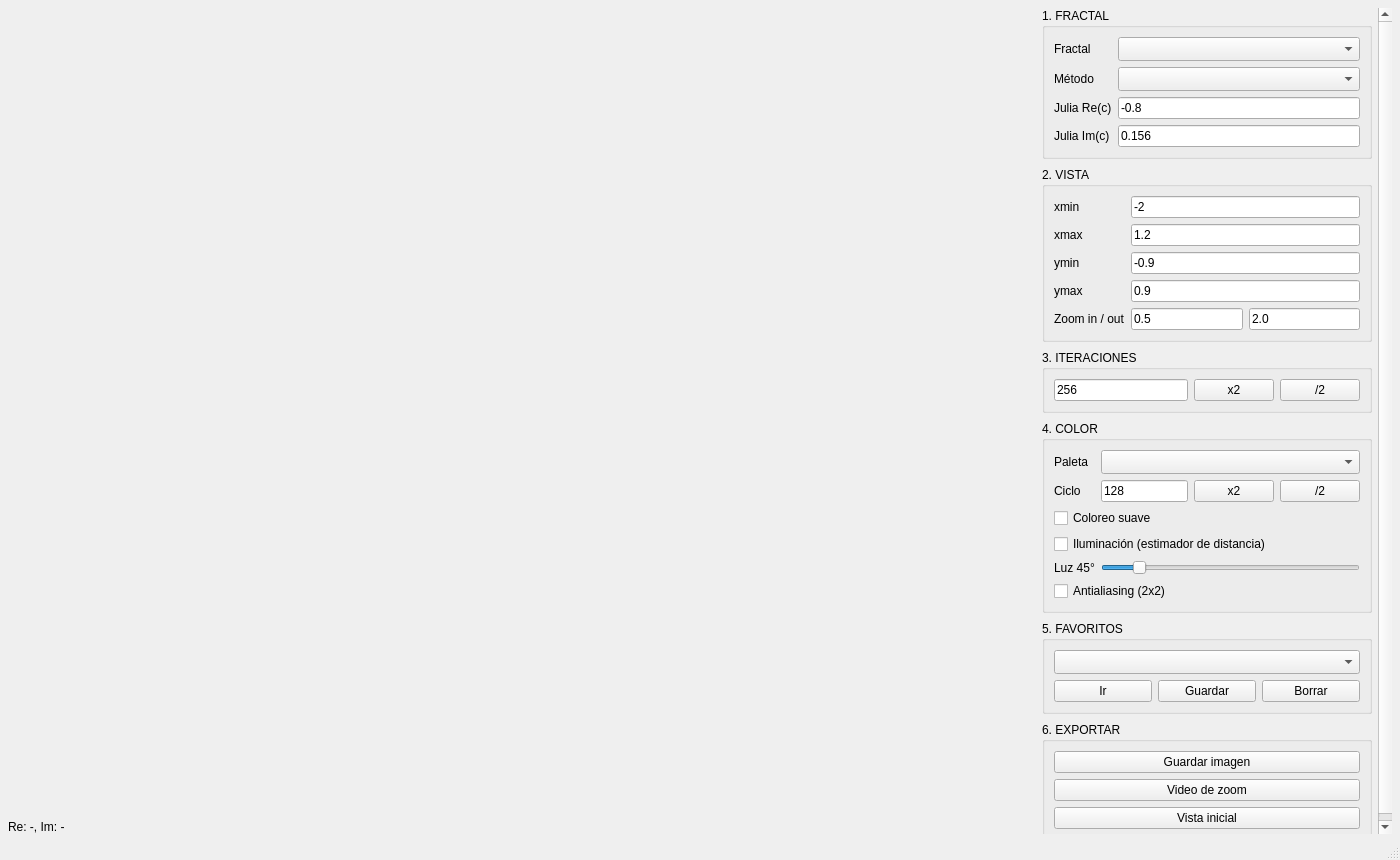
The window that gui/MandelbrotGUI.ui (Gonzml1/Boundary2.0) describes before a commit, drawn with Qt 5.
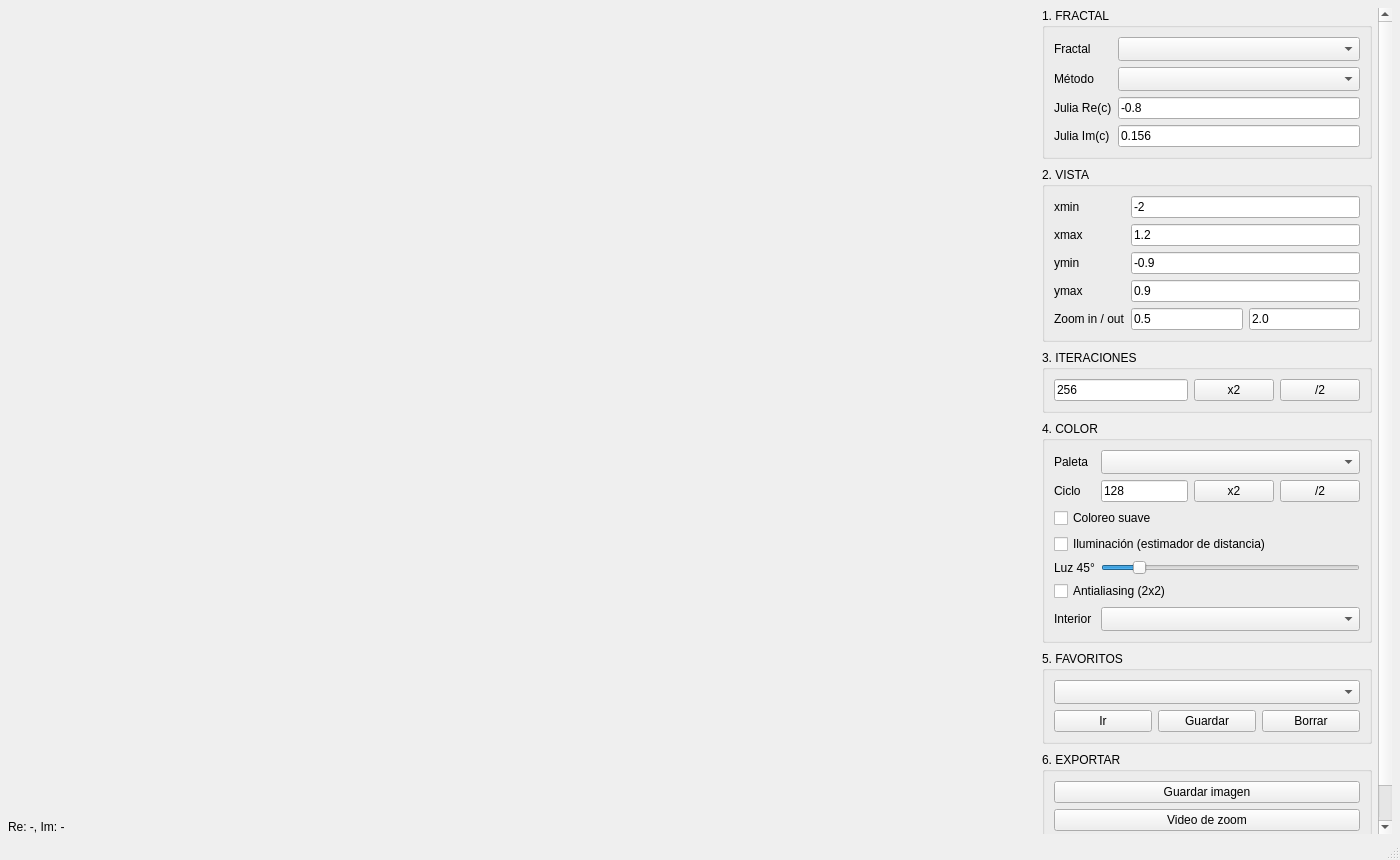
The same window after the commit.

```diff
--- a/gui/MandelbrotGUI.ui
+++ b/gui/MandelbrotGUI.ui
@@ -390,6 +390,23 @@
              </property>
             </widget>
            </item>
+           <item row="6" column="0">
+            <widget class="QLabel" name="interior_label">
+             <property name="text">
+              <string>Interior</string>
+             </property>
+            </widget>
+           </item>
+           <item row="6" column="1">
+            <widget class="QComboBox" name="interior_comboBox">
+             <property name="sizeAdjustPolicy">
+              <enum>QComboBox::AdjustToMinimumContentsLengthWithIcon</enum>
+             </property>
+             <property name="minimumContentsLength">
+              <number>8</number>
+             </property>
+            </widget>
+           </item>
           </layout>
          </widget>
         </item>
```
Left out of the diff: 6 changed lines with no effect on the pictures.
